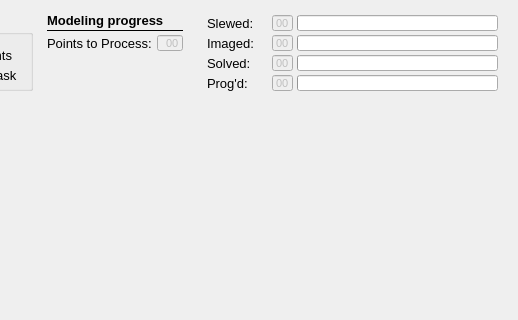
Qt form mountwizzard/gui/hemisphere_window_ui.ui (sayitfast/MountWizzard3) before a commit; both pictures show x 273 to 791 and y 0 to 320 of the 791 by 641 pixel window.
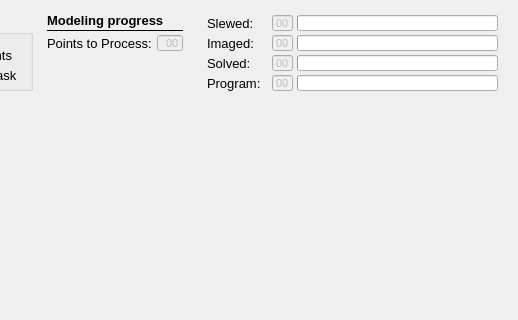
The same form after that commit.

The edit to the form file:
```diff
--- a/mountwizzard/gui/hemisphere_window_ui.ui
+++ b/mountwizzard/gui/hemisphere_window_ui.ui
@@ -227,7 +227,7 @@
     </font>
    </property>
    <property name="text">
-    <string>Prog'd:</string>
+    <string>Program:</string>
    </property>
   </widget>
   <widget class="QProgressBar" name="bar_numberPointsSolved">
```
